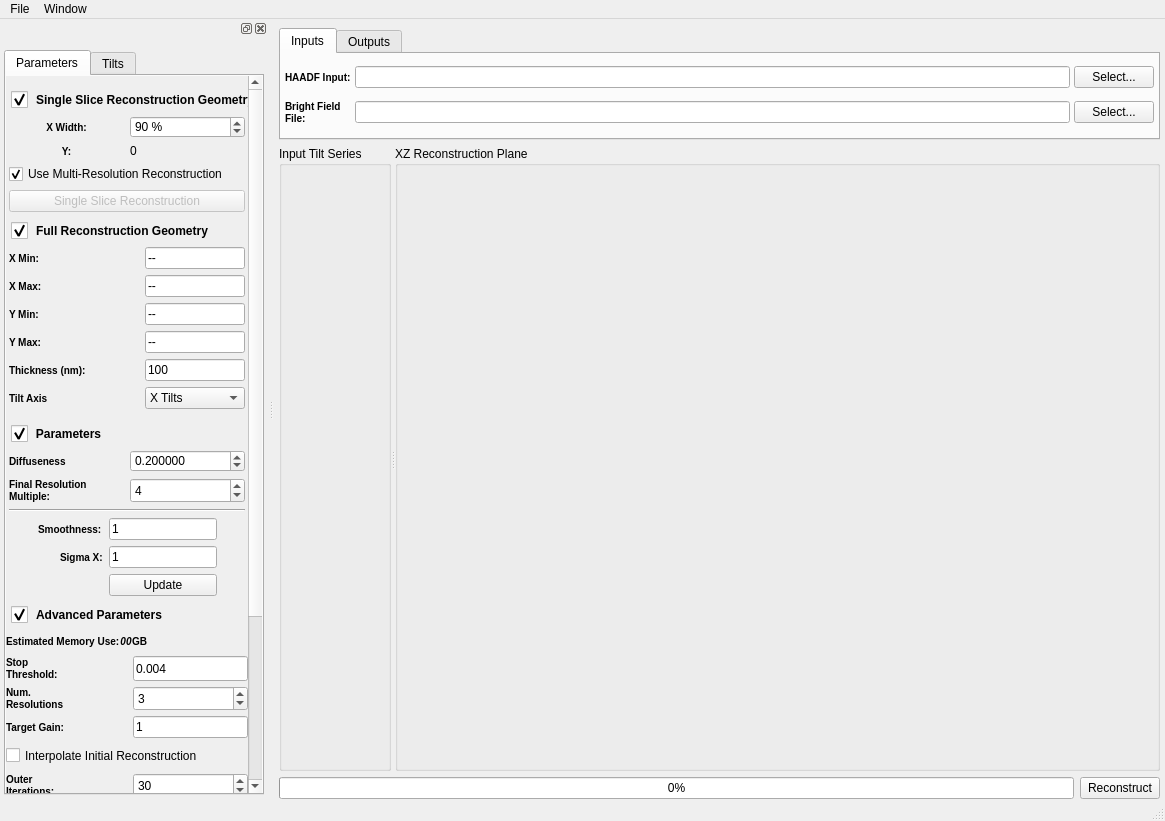
The window that Code/Applications/TomoGui/UI_Files/TomoGui.ui (OpenMBIR/OpenMBIR-TEM) describes before a commit, drawn with Qt 5.
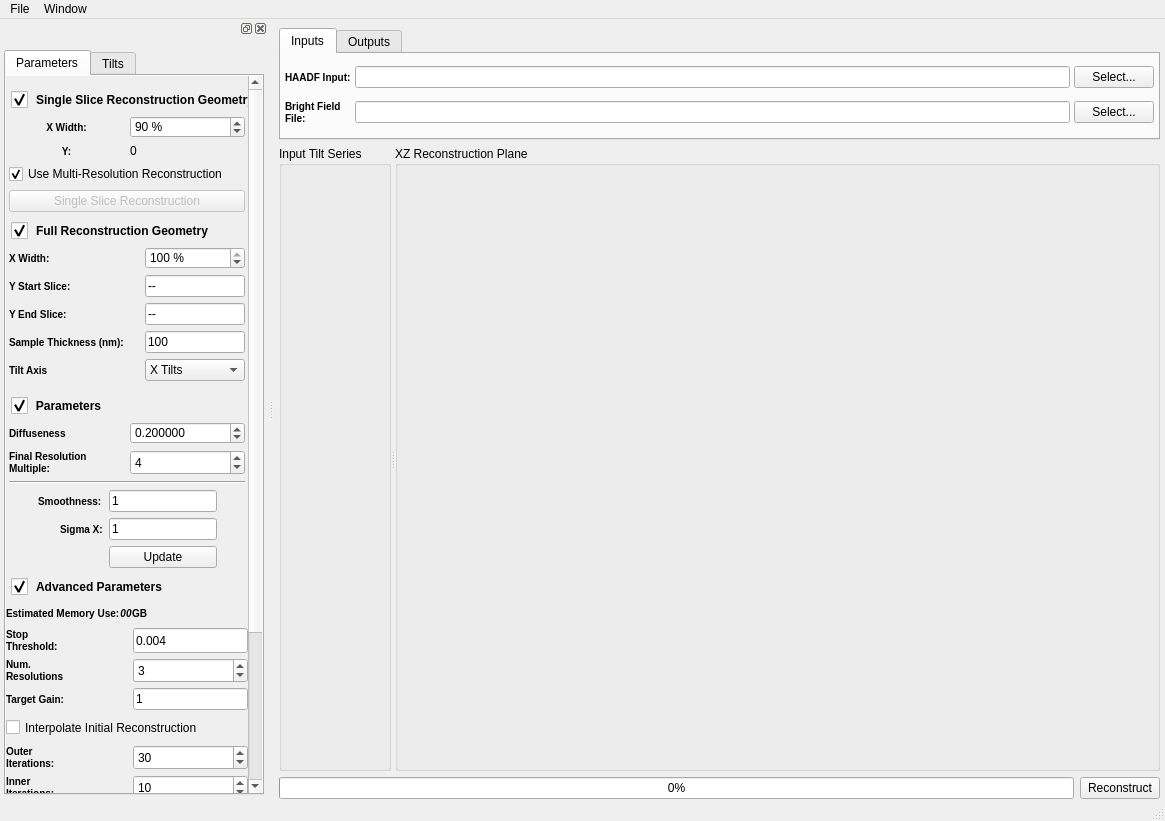
The same window after the commit. Icons and pictures are not drawn. Custom widgets are drawn as their Qt base class.

Commit message: Fixed issue with single slice display line not remembering its size when it was moved. Changed the way the user selects the reconstruction volume to forcibly put it in the middle of the image. There are now controls to adjust the width of the reconstruction area, the user can use the mouse to drag resize the height of the area but can no longer move the reconstruction to any arbitrary part of the image. The user can manually input the Y Start slice and Y End Slice and the Reconstruction area will update correctly.

What changed in the file:
```diff
--- a/Code/Applications/TomoGui/UI_Files/TomoGui.ui
+++ b/Code/Applications/TomoGui/UI_Files/TomoGui.ui
@@ -539,7 +539,7 @@
               <x>0</x>
               <y>0</y>
               <width>261</width>
-              <height>930</height>
+              <height>905</height>
              </rect>
             </property>
             <layout class="QVBoxLayout" name="verticalLayout_6">
@@ -770,7 +770,7 @@
                 <property name="verticalSpacing">
                  <number>6</number>
                 </property>
-                <item row="5" column="1">
+                <item row="4" column="1">
                  <widget class="QComboBox" name="tiltSelection">
                   <item>
                    <property name="text">
@@ -784,7 +784,7 @@
                   </item>
                  </widget>
                 </item>
-                <item row="2" column="1">
+                <item row="1" column="1">
                  <widget class="QLineEdit" name="yMin">
                   <property name="maximumSize">
                    <size>
@@ -796,11 +796,11 @@
                    <string>--</string>
                   </property>
                   <property name="readOnly">
-                   <bool>true</bool>
+                   <bool>false</bool>
                   </property>
                  </widget>
                 </item>
-                <item row="3" column="1">
+                <item row="2" column="1">
                  <widget class="QLineEdit" name="yMax">
                   <property name="maximumSize">
                    <size>
@@ -812,7 +812,7 @@
                    <string>--</string>
                   </property>
                   <property name="readOnly">
-                   <bool>true</bool>
+                   <bool>false</bool>
                   </property>
                  </widget>
                 </item>
@@ -825,7 +825,7 @@
 }</string>
                   </property>
                   <property name="text">
-                   <string>X Min:</string>
+                   <string>X Width:</string>
                   </property>
                   <property name="alignment">
                    <set>Qt::AlignLeading|Qt::AlignLeft|Qt::AlignVCenter</set>
@@ -835,61 +835,7 @@
                   </property>
                  </widget>
                 </item>
-                <item row="0" column="1">
-                 <widget class="QLineEdit" name="xMin">
-                  <property name="maximumSize">
-                   <size>
-                    <width>100</width>
-                    <height>16777215</height>
-                   </size>
-                  </property>
-                  <property name="text">
-                   <string>--</string>
-                  </property>
-                  <property name="frame">
-                   <bool>true</bool>
-                  </property>
-                  <property name="readOnly">
-                   <bool>true</bool>
-                  </property>
-                 </widget>
-                </item>
                 <item row="1" column="0">
-                 <widget class="QLabel" name="label_42">
-                  <property name="styleSheet">
-                   <string notr="true">QLabel {
-font-weight: bold;
-font-size: 10px;
-}</string>
-                  </property>
-                  <property name="text">
-                   <string>X Max:</string>
-                  </property>
-                  <property name="alignment">
-                   <set>Qt::AlignLeading|Qt::AlignLeft|Qt::AlignVCenter</set>
-                  </property>
-                  <property name="wordWrap">
-                   <bool>false</bool>
-                  </property>
-                 </widget>
-                </item>
-                <item row="1" column="1">
-                 <widget class="QLineEdit" name="xMax">
-                  <property name="maximumSize">
-                   <size>
-                    <width>100</width>
-                    <height>16777215</height>
-                   </size>
-                  </property>
-                  <property name="text">
-                   <string>--</string>
-                  </property>
-                  <property name="readOnly">
-                   <bool>true</bool>
-                  </property>
-                 </widget>
-                </item>
-                <item row="2" column="0">
                  <widget class="QLabel" name="label_43">
                   <property name="styleSheet">
                    <string notr="true">QLabel {
@@ -898,7 +844,7 @@
 }</string>
                   </property>
                   <property name="text">
-                   <string>Y Min:</string>
+                   <string>Y Start Slice:</string>
                   </property>
                   <property name="alignment">
                    <set>Qt::AlignLeading|Qt::AlignLeft|Qt::AlignVCenter</set>
@@ -908,7 +854,7 @@
                   </property>
                  </widget>
                 </item>
-                <item row="3" column="0">
+                <item row="2" column="0">
                  <widget class="QLabel" name="label_44">
                   <property name="styleSheet">
                    <string notr="true">QLabel {
@@ -917,7 +863,7 @@
 }</string>
                   </property>
                   <property name="text">
-                   <string>Y Max:</string>
+                   <string>Y End Slice:</string>
                   </property>
                   <property name="alignment">
                    <set>Qt::AlignLeading|Qt::AlignLeft|Qt::AlignVCenter</set>
@@ -927,7 +873,7 @@
                   </property>
                  </widget>
                 </item>
-                <item row="4" column="0">
+                <item row="3" column="0">
                  <widget class="QLabel" name="label_36">
                   <property name="styleSheet">
                    <string notr="true">QLabel {
@@ -936,7 +882,7 @@
 }</string>
                   </property>
                   <property name="text">
-                   <string>Thickness (nm):</string>
+                   <string>Sample Thickness (nm):</string>
                   </property>
                   <property name="alignment">
                    <set>Qt::AlignLeading|Qt::AlignLeft|Qt::AlignVCenter</set>
@@ -946,7 +892,7 @@
                   </property>
                  </widget>
                 </item>
-                <item row="4" column="1">
+                <item row="3" column="1">
                  <widget class="QLineEdit" name="sampleThickness">
                   <property name="sizePolicy">
                    <sizepolicy hsizetype="Preferred" vsizetype="Preferred">
@@ -965,7 +911,7 @@
                   </property>
                  </widget>
                 </item>
-                <item row="5" column="0">
+                <item row="4" column="0">
                  <widget class="QLabel" name="label_46">
                   <property name="styleSheet">
                    <string notr="true">QLabel {
@@ -984,6 +930,22 @@
                   </property>
                  </widget>
                 </item>
+                <item row="0" column="1">
+                 <widget class="QSpinBox" name="xWidthFullRecon">
+                  <property name="suffix">
+                   <string> %</string>
+                  </property>
+                  <property name="maximum">
+                   <number>100</number>
+                  </property>
+                  <property name="singleStep">
+                   <number>5</number>
+                  </property>
+                  <property name="value">
+                   <number>100</number>
+                  </property>
+                 </widget>
+                </item>
                </layout>
               </widget>
              </item>
```
The commit also changes 9 other files.
